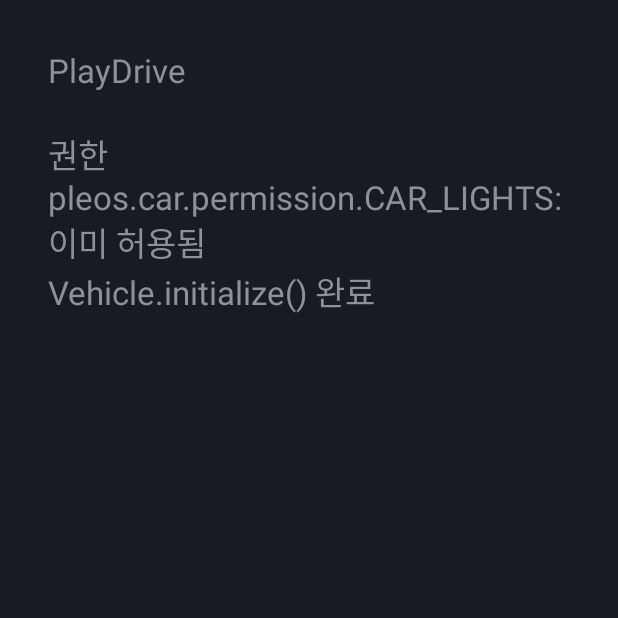
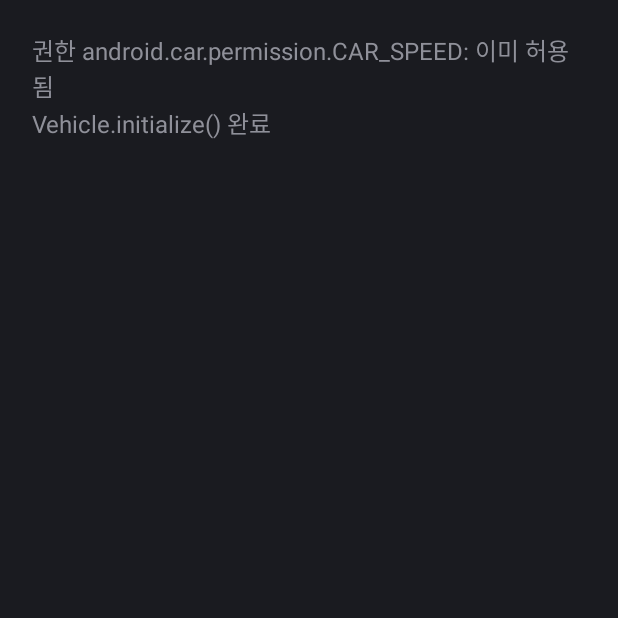
Before and after one commit to playdrive-dev/PlayDrive, an Android app: the screen it shows after launch (MainActivity), on a phone screen of 412 x 824 dp, the top half of it. Run offline under Robolectric (Android 15) with nearby library versions, the phone set to English and light mode, and no system bars; libraries missing offline, so code that uses them is left out: ai.pleos.playground; 6 statements that could not run were skipped.

Commit message:
Verify core vehicle signals on emulator
- SignalProbes: speed/gear via CarPropertyManager; brake, wiper, seat
  occupancy, steering angle and gear via Pleos Vehicle SDK
- Declare read-only permissions actually used (CAR_SPEED, CAR_POWERTRAIN,
  pleos CAR_DRIVE/CAR_WINDOWS/CAR_SEATS/CAR_LIGHTS) and android.car library
- Dev notes: signal table with value formats, rates, latency, and quirks
  (seat occupancy inverted in SDK 2.3.2, steering sign flipped vs console)

Co-Authored-By: Claude Opus 5.5 <noreply@anthropic.com>
Claude-Session: https://claude.ai/code/session_016XYWc6bgzMyGUh3odDwqUf

```diff
--- a/app/build.gradle.kts
+++ b/app/build.gradle.kts
@@ -6,6 +6,7 @@ plugins {
 android {
     namespace = "app.playdrive"
     compileSdk = 35
+    useLibrary("android.car")
 
     defaultConfig {
         applicationId = "app.playdrive"
--- a/app/src/main/java/app/playdrive/MainActivity.kt
+++ b/app/src/main/java/app/playdrive/MainActivity.kt
@@ -4,64 +4,74 @@ import ai.pleos.playground.vehicle.Vehicle
 import android.content.pm.PackageManager
 import android.os.Bundle
 import android.util.Log
-import android.widget.ScrollView
 import android.widget.TextView
 import androidx.activity.ComponentActivity
 import androidx.activity.result.contract.ActivityResultContracts
+import app.playdrive.signal.SignalProbes
 import app.playdrive.signal.TurnSignalProbe
 
 class MainActivity : ComponentActivity() {
 
     private lateinit var output: TextView
+    private val lines = ArrayDeque<String>()
     private var vehicle: Vehicle? = null
-    private var probe: TurnSignalProbe? = null
+    private var turnProbe: TurnSignalProbe? = null
+    private var signalProbes: SignalProbes? = null
 
     private val permissionLauncher =
         registerForActivityResult(ActivityResultContracts.RequestPermission()) { granted ->
-            append("권한 $PERM_LIGHTS 요청 결과: granted=$granted")
-            startProbe()
+            log("권한 $PERM_SPEED 요청 결과: granted=$granted")
+            startProbes(granted)
         }
 
     override fun onCreate(savedInstanceState: Bundle?) {
         super.onCreate(savedInstanceState)
         output = TextView(this).apply {
-            textSize = 22f
-            setPadding(48, 48, 48, 48)
-            text = getString(R.string.app_name) + "\n"
+            textSize = 16f
+            setPadding(32, 32, 32, 32)
         }
-        setContentView(ScrollView(this).apply { addView(output) })
+        setContentView(output)
 
-        if (checkSelfPermission(PERM_LIGHTS) == PackageManager.PERMISSION_GRANTED) {
-            append("권한 $PERM_LIGHTS: 이미 허용됨")
-            startProbe()
+        if (checkSelfPermission(PERM_SPEED) == PackageManager.PERMISSION_GRANTED) {
+            log("권한 $PERM_SPEED: 이미 허용됨")
+            startProbes(true)
         } else {
-            append("권한 $PERM_LIGHTS: 요청")
-            permissionLauncher.launch(PERM_LIGHTS)
+            log("권한 $PERM_SPEED: 요청")
+            permissionLauncher.launch(PERM_SPEED)
         }
     }
 
-    private fun startProbe() {
-        if (probe != null) return
+    private fun startProbes(speedPermitted: Boolean) {
+        if (vehicle != null) return
         val v = Vehicle(this)
         runCatching { v.initialize() }
-            .onSuccess { append("Vehicle.initialize() 완료") }
-            .onFailure { append("Vehicle.initialize() 실패: ${it.javaClass.simpleName}: ${it.message}") }
+            .onSuccess { log("Vehicle.initialize() 완료") }
+            .onFailure { log("Vehicle.initialize() 실패: ${it.javaClass.simpleName}: ${it.message}") }
         vehicle = v
-        probe = TurnSignalProbe(v) { msg -> runOnUiThread { append(msg) } }.also { it.start() }
+        turnProbe = TurnSignalProbe(v) { log("[Turn] $it") }.also { it.start() }
+        signalProbes = SignalProbes(this, v) { log(it) }.also { it.start(speedPermitted) }
     }
 
     override fun onDestroy() {
-        probe?.stop()
+        turnProbe?.stop()
+        signalProbes?.stop()
         vehicle?.release()
         super.onDestroy()
     }
 
-    private fun append(msg: String) {
-        Log.i(TurnSignalProbe.TAG, msg)
-        output.append("\n$msg")
+    /** 모든 스레드에서 호출 가능. logcat에 남기고 화면에는 최근 줄만 보여준다. */
+    private fun log(msg: String) {
+        Log.i(TAG, msg)
+        runOnUiThread {
+            lines.addLast(msg)
+            while (lines.size > MAX_LINES) lines.removeFirst()
+            output.text = lines.joinToString("\n")
+        }
     }
 
     companion object {
-        private const val PERM_LIGHTS = "pleos.car.permission.CAR_LIGHTS"
+        const val TAG = "PlayDrive.Sig"
+        private const val MAX_LINES = 30
+        private const val PERM_SPEED = "android.car.permission.CAR_SPEED"
     }
 }
```
Also changed, not shown: app/src/main/AndroidManifest.xml (+8 -2 lines), app/src/main/java/app/playdrive/signal/SignalProbes.kt (added, +178 -0 lines), 1 other file.
